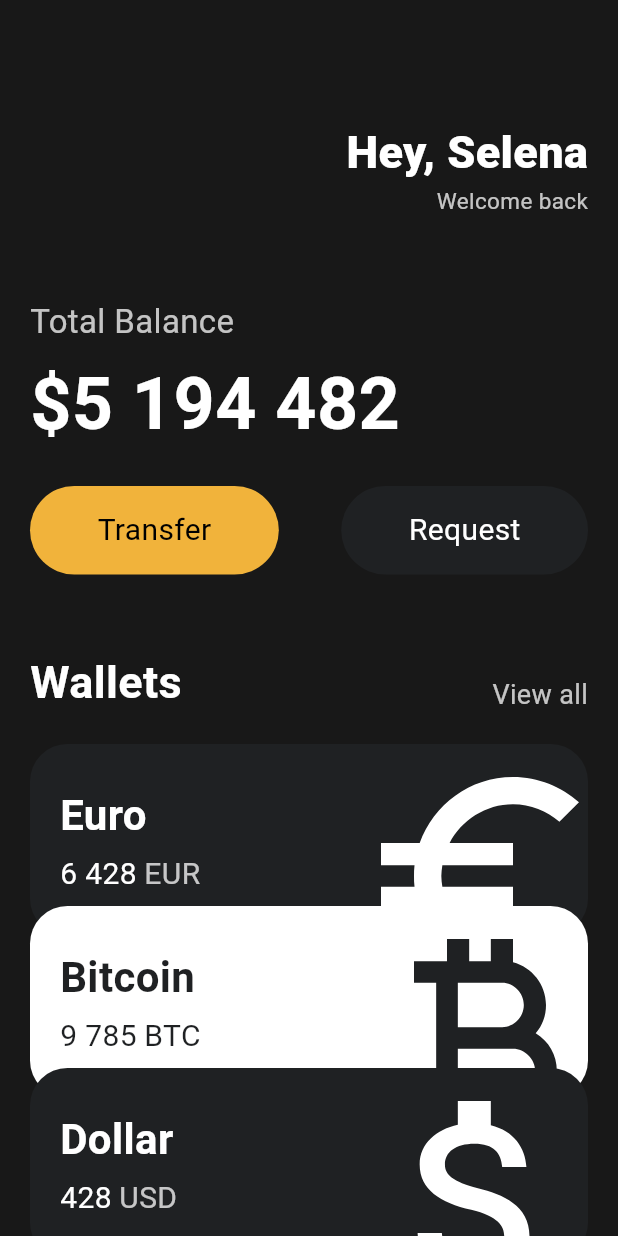
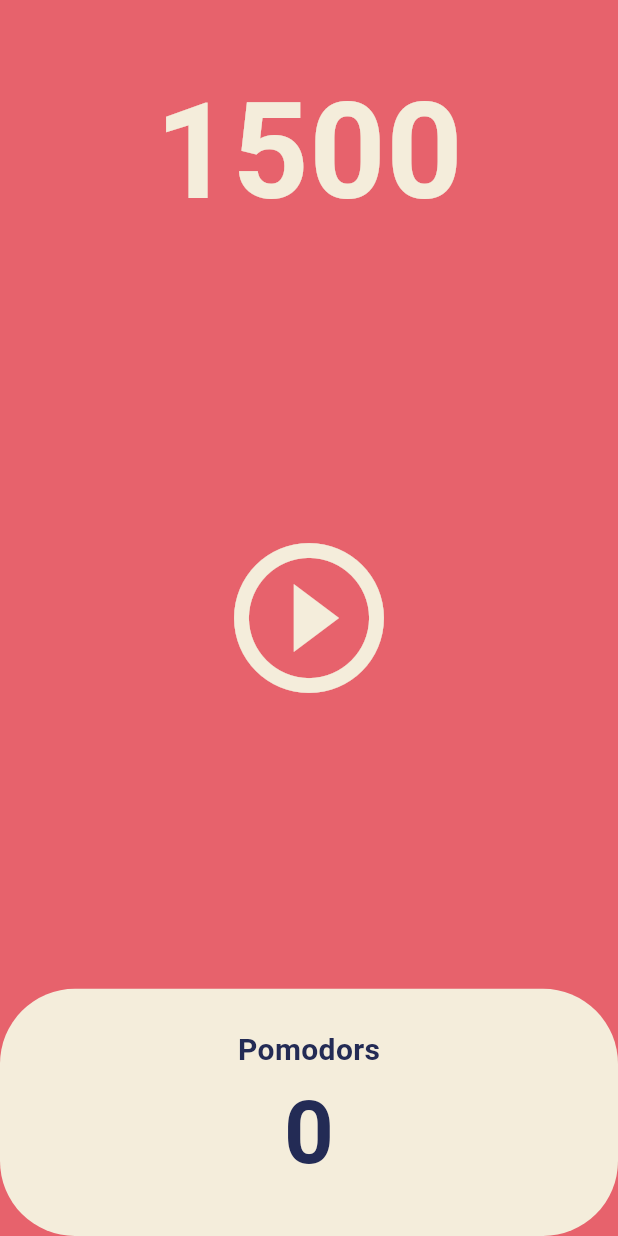
Before and after one commit to dahyun27/toonflix, a Flutter app: the screen it shows after launch, on a phone screen of 412 x 824 dp. Run offline on Flutter 3.47's test engine with Material 3 defaults, Android fonts, the phone set to English and light mode, and no system bars.

Commit message:
first commit

```diff
--- a/lib/main.dart
+++ b/lib/main.dart
@@ -1,7 +1,5 @@
 import 'package:flutter/material.dart';
-import 'package:flutter/services.dart';
-import 'package:toonflix/widgets/button.dart';
-import 'package:toonflix/widgets/currency_card.dart';
+import 'package:toonflix/screens/home_screen.dart';
 
 void main() {
   runApp(App());
@@ -12,131 +10,34 @@ class App extends StatelessWidget {
 
   @override
   Widget build(BuildContext context) {
-    SystemChrome.setSystemUIOverlayStyle(
-      SystemUiOverlayStyle.light.copyWith(statusBarColor: Colors.black),
+    return MaterialApp(
+      theme: ThemeData(
+        scaffoldBackgroundColor: Color(0xFFE7626C),
+        textTheme: TextTheme(
+          headlineSmall: TextStyle(color: Color(0xFF232B55)),
+        ),
+        cardColor: Color(0xFFF4EDDB),
+      ),
+      home: HomeScreen(),
     );
-    return MaterialApp(
-      home: Scaffold(
-        backgroundColor: Color(0xFF181818),
-        body: SingleChildScrollView(
-          child: Padding(
-            padding: EdgeInsets.symmetric(horizontal: 20),
-            child: Column(
-              crossAxisAlignment: CrossAxisAlignment.start,
-              children: [
-                SizedBox(height: 80),
-                Row(
-                  mainAxisAlignment: MainAxisAlignment.end,
-                  children: [
-                    Column(
-                      crossAxisAlignment: CrossAxisAlignment.end,
-                      children: [
-                        Text(
-                          "Hey, Selena",
-                          style: TextStyle(
-                            color: Colors.white,
-                            fontSize: 30,
-                            fontWeight: FontWeight.w800,
-                          ),
-                        ),
-                        Text(
-                          "Welcome back",
-                          style: TextStyle(
-                            color: Colors.white.withAlpha(190),
-                            fontSize: 15,
-                          ),
-                        ),
-                      ],
-                    ),
-                  ],
-                ),
-                SizedBox(height: 55),
-                Text(
-                  "Total Balance",
-                  style: TextStyle(
-                    fontSize: 22,
-                    color: Colors.white.withAlpha(190),
-                  ),
-                ),
-                SizedBox(height: 5),
-                Text(
-                  "\$5 194 482",
-                  style: TextStyle(
-                    fontSize: 48,
-                    fontWeight: FontWeight.w600,
-                    color: Colors.white,
-                  ),
-                ),
-                SizedBox(height: 20),
-                Row(
-                  mainAxisAlignment: MainAxisAlignment.spaceBetween,
-                  children: [
-                    Button(
-                      text: "Transfer",
-                      bgColor: Color(0xFFF1B33B),
-                      textColor: Colors.black,
-                    ),
-                    Button(
-                      text: "Request",
-                      bgColor: Color(0xFF1F2123),
-                      textColor: Colors.white,
-                    ),
-                  ],
-                ),
-                SizedBox(height: 50),
-                Row(
-                  crossAxisAlignment: CrossAxisAlignment.end,
-                  mainAxisAlignment: MainAxisAlignment.spaceBetween,
-                  children: [
-                    Text(
-                      "Wallets",
-                      style: TextStyle(
-                        color: Colors.white,
-                        fontSize: 30,
-                        fontWeight: FontWeight.w600,
-                      ),
-                    ),
-                    Text(
-                      "View all",
-                      style: TextStyle(
-                        color: Colors.white.withAlpha(190),
-                        fontSize: 18,
-                      ),
-                    ),
-                  ],
-                ),
-                SizedBox(height: 20),
-                CurrencyCard(
-                  name: 'Euro',
-                  code: 'EUR',
-                  amount: '6 428',
-                  icon: Icons.euro_symbol,
-                  isInverted: false,
-                  dx: 0,
-                  dy: 0,
-                ),
-                CurrencyCard(
-                  name: 'Bitcoin',
-                  code: 'BTC',
-                  amount: '9 785',
-                  icon: Icons.currency_bitcoin,
-                  isInverted: true,
-                  dx: 0,
-                  dy: -20,
-                ),
-                CurrencyCard(
-                  name: 'Dollar',
-                  code: 'USD',
-                  amount: '428',
-                  icon: Icons.attach_money_outlined,
-                  isInverted: false,
-                  dx: 0,
-                  dy: -40,
-                ),
-              ],
-            ),
-          ),
-        ),
+  }
+}
+
+class MyLargeTitle extends StatefulWidget {
+  const MyLargeTitle({super.key});
+
+  @override
+  State<MyLargeTitle> createState() => _MyLargeTitleState();
+}
+
+class _MyLargeTitleState extends State<MyLargeTitle> {
+  @override
+  Widget build(BuildContext context) {
+    return Text(
+      "My Large title",
+      style: TextStyle(
+        fontSize: 30,
+        color: Theme.of(context).textTheme.titleLarge?.color,
       ),
     );
   }
--- /dev/null
+++ b/lib/screens/home_screen.dart
@@ -0,0 +1,117 @@
+import 'package:flutter/material.dart';
+import 'dart:async';
+
+class HomeScreen extends StatefulWidget {
+  const HomeScreen({super.key});
+
+  @override
+  State<HomeScreen> createState() => _HomeScreenState();
+}
+
+class _HomeScreenState extends State<HomeScreen> {
+  int totalSeconds = 1500;
+  bool isRunning = false;
+
+  late Timer? timer;
+
+  void onTick(timer) {
+    setState(() {
+      totalSeconds -= 1;
+    });
+  }
+
+  void onStartPressed() {
+    timer = Timer.periodic(Duration(seconds: 1), onTick);
+    setState(() {
+      isRunning = true;
+    });
+  }
+
+  void onPausePressed() {
+    timer!.cancel();
+    setState(() {
+      isRunning = false;
+    });
+  }
+
+  @override
+  Widget build(BuildContext context) {
+    return Scaffold(
+      backgroundColor: Theme.of(context).scaffoldBackgroundColor,
+      body: Column(
+        children: [
+          Flexible(
+            fit: FlexFit.tight,
+            flex: 1,
+            child: Container(
+              alignment: Alignment.bottomCenter,
+              child: Text(
+                '$totalSeconds',
+                style: TextStyle(
+                  color: Theme.of(context).cardColor,
+                  fontSize: 89,
+                  fontWeight: FontWeight.w600,
+                ),
+              ),
+            ),
+          ),
+          Flexible(
+            fit: FlexFit.tight,
+            flex: 3,
+            child: Container(
+              child: IconButton(
+                iconSize: 120,
+                color: Theme.of(context).cardColor,
+                onPressed: isRunning ? onPausePressed : onStartPressed,
+                icon: isRunning
+                    ? Icon(Icons.pause_circle_outline)
+                    : Icon(Icons.play_circle_outline),
+              ),
+            ),
+          ),
+          Flexible(
+            fit: FlexFit.tight,
+            flex: 1,
+            child: Row(
+              children: [
+                Expanded(
+                  child: Container(
+                    decoration: BoxDecoration(
+                      color: Theme.of(context).cardColor,
+                      borderRadius: BorderRadius.circular(50),
+                    ),
+                    child: Column(
+                      mainAxisAlignment: MainAxisAlignment.center,
+                      children: [
+                        Text(
+                          "Pomodors",
+                          style: TextStyle(
+                            fontSize: 20,
+                            fontWeight: FontWeight.w600,
+                            color: Theme.of(
+                              context,
+                            ).textTheme.headlineSmall!.color,
+                          ),
+                        ),
+                        Text(
+                          '0',
+                          style: TextStyle(
+                            fontSize: 58,
+                            fontWeight: FontWeight.w600,
+                            color: Theme.of(
+                              context,
+                            ).textTheme.headlineSmall!.color,
+                          ),
+                        ),
+                      ],
+                    ),
+                  ),
+                ),
+              ],
+            ),
+          ),
+        ],
+      ),
+    );
+  }
+}
--- a/lib/widgets/button.dart
+++ /dev/null
@@ -1,28 +0,0 @@
-import 'package:flutter/material.dart';
-
-class Button extends StatelessWidget {
-  final String text;
-  final Color bgColor;
-  final Color textColor;
-
-  const Button({
-    super.key,
-    required this.text,
-    required this.bgColor,
-    required this.textColor,
-  });
-
-  @override
-  Widget build(BuildContext context) {
-    return Container(
-      decoration: BoxDecoration(
-        color: bgColor,
-        borderRadius: BorderRadius.circular(45),
-      ),
-      child: Padding(
-        padding: EdgeInsets.symmetric(vertical: 15, horizontal: 45),
-        child: Text(text, style: TextStyle(fontSize: 20, color: textColor)),
-      ),
-    );
-  }
-}
--- a/lib/widgets/currency_card.dart
+++ /dev/null
@@ -1,89 +0,0 @@
-import 'package:flutter/material.dart';
-
-class CurrencyCard extends StatelessWidget {
-  final String name, code, amount;
-  final IconData icon;
-  final bool isInverted;
-  final double dx, dy;
-
-  final _blackColor = const Color(0xFF1F2123);
-
-  const CurrencyCard({
-    super.key,
-    required this.name,
-    required this.code,
-    required this.amount,
-    required this.icon,
-    required this.isInverted,
-    required this.dx,
-    required this.dy,
-  });
-
-  @override
-  Widget build(BuildContext context) {
-    return Transform.translate(
-      offset: Offset(dx, dy),
-      child: Container(
-        clipBehavior: Clip.hardEdge,
-        decoration: BoxDecoration(
-          color: isInverted ? Colors.white : _blackColor,
-          borderRadius: BorderRadius.circular(25),
-        ),
-        child: Padding(
-          padding: const EdgeInsets.all(20),
-          child: Row(
-            mainAxisAlignment: MainAxisAlignment.spaceBetween,
-            children: [
-              Column(
-                crossAxisAlignment: CrossAxisAlignment.start,
-                children: [
-                  Text(
-                    name,
-                    style: TextStyle(
-                      color: isInverted ? _blackColor : Colors.white,
-                      fontSize: 28,
-                      fontWeight: FontWeight.w600,
-                    ),
-                  ),
-                  SizedBox(height: 5),
-                  Row(
-                    children: [
-                      Text(
-                        amount,
-                        style: TextStyle(
-                          fontSize: 20,
-                          color: isInverted ? _blackColor : Colors.white,
-                        ),
-                      ),
-                      SizedBox(width: 5),
-                      Text(
-                        code,
-                        style: TextStyle(
-                          fontSize: 20,
-                          color: isInverted
-                              ? _blackColor
-                              : Colors.white.withAlpha(190),
-                        ),
-                      ),
-                    ],
-                  ),
-                ],
-              ),
-              Transform.scale(
-                scale: 2,
-                child: Transform.translate(
-                  offset: Offset(-4, 12),
-                  child: Icon(
-                    icon,
-                    color: isInverted ? _blackColor : Colors.white,
-                    size: 88,
-                  ),
-                ),
-              ),
-            ],
-          ),
-        ),
-      ),
-    );
-  }
-}
```
